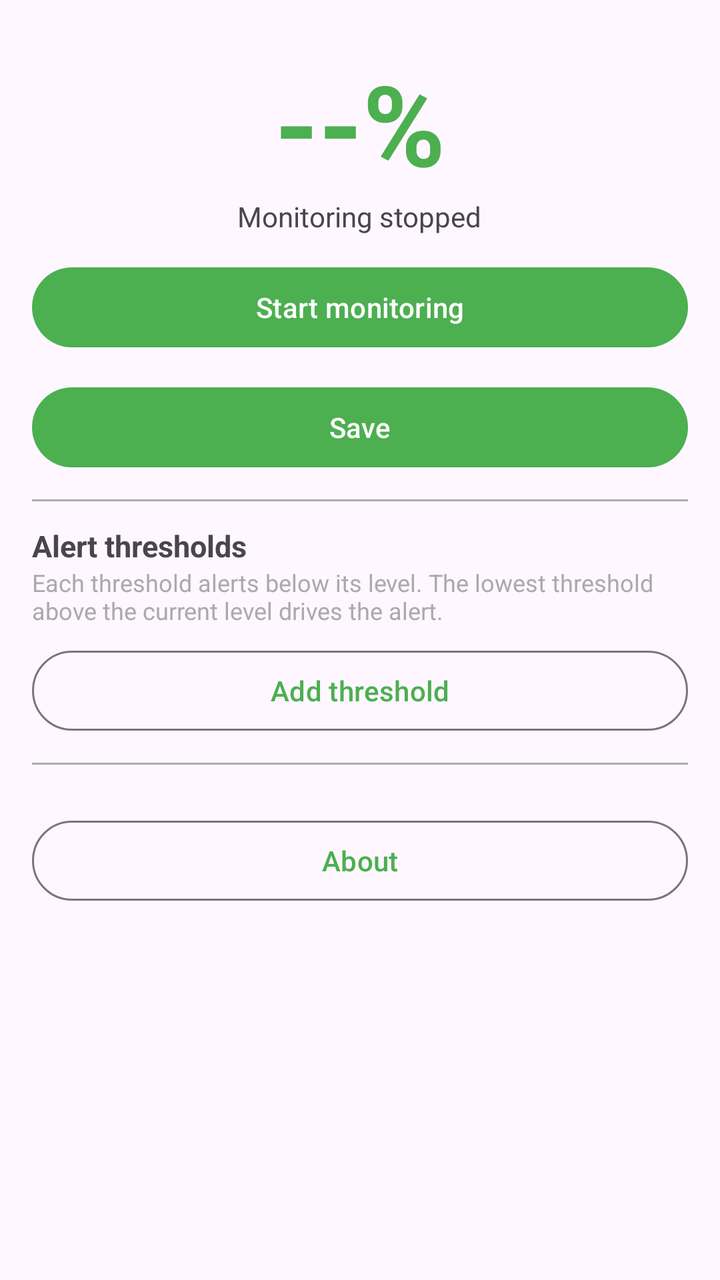
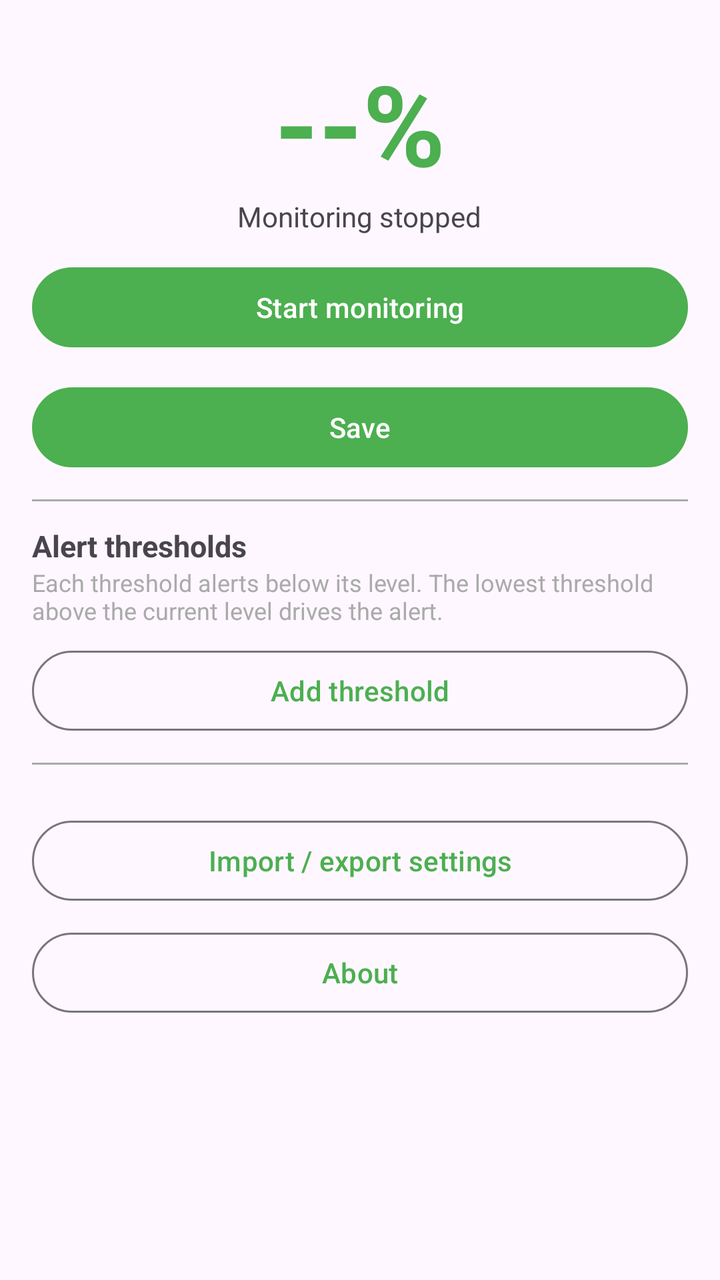

The first picture is an Android layout as it rendered before a commit; the second is the same layout after the commit. The layout source and the unified diff follow.
<!-- AndroidManifest.xml: application theme Theme.BattWarn -->
<!-- res/layout/activity_main.xml -->
<?xml version="1.0" encoding="utf-8"?>
<ScrollView xmlns:android="http://schemas.android.com/apk/res/android"
    xmlns:app="http://schemas.android.com/apk/res-auto"
    android:layout_width="match_parent"
    android:layout_height="match_parent"
    android:fillViewport="true">

    <LinearLayout
        android:layout_width="match_parent"
        android:layout_height="wrap_content"
        android:orientation="vertical"
        android:padding="16dp">

        <TextView
            android:id="@+id/battery_text"
            android:layout_width="wrap_content"
            android:layout_height="wrap_content"
            android:layout_gravity="center"
            android:layout_marginTop="8dp"
            android:text="@string/battery_placeholder"
            android:textColor="@color/battery_green"
            android:textSize="56sp"
            android:textStyle="bold" />

        <TextView
            android:id="@+id/status_text"
            android:layout_width="wrap_content"
            android:layout_height="wrap_content"
            android:layout_gravity="center"
            android:text="@string/status_stopped"
            android:textSize="14sp" />

        <Button
            android:id="@+id/monitor_button"
            android:layout_width="match_parent"
            android:layout_height="wrap_content"
            android:layout_marginTop="12dp"
            android:text="@string/start_monitoring" />

        <TextView
            android:id="@+id/battery_optimization_hint"
            android:layout_width="match_parent"
            android:layout_height="wrap_content"
            android:layout_marginTop="8dp"
            android:text="@string/battery_optimization_hint"
            android:textColor="@color/battery_red"
            android:textSize="12sp"
            android:visibility="gone" />

        <Button
            android:id="@+id/save_button"
            android:layout_width="match_parent"
            android:layout_height="wrap_content"
            android:layout_marginTop="12dp"
            android:text="@string/save_settings" />

        <View
            android:layout_width="match_parent"
            android:layout_height="1dp"
            android:layout_marginTop="12dp"
            android:layout_marginBottom="12dp"
            android:background="@android:color/darker_gray" />

        <TextView
            android:layout_width="wrap_content"
            android:layout_height="wrap_content"
            android:text="@string/thresholds_title"
            android:textSize="15sp"
            android:textStyle="bold" />

        <TextView
            android:layout_width="match_parent"
            android:layout_height="wrap_content"
            android:text="@string/note_thresholds"
            android:textColor="@android:color/darker_gray"
            android:textSize="12sp" />

        <LinearLayout
            android:id="@+id/thresholds_container"
            android:layout_width="match_parent"
            android:layout_height="wrap_content"
            android:orientation="vertical" />

        <Button
            android:id="@+id/add_threshold_button"
            style="@style/Widget.Material3.Button.OutlinedButton"
            android:layout_width="match_parent"
            android:layout_height="wrap_content"
            android:layout_marginTop="8dp"
            android:text="@string/add_threshold" />

        <View
            android:layout_width="match_parent"
            android:layout_height="1dp"
            android:layout_marginTop="12dp"
            android:layout_marginBottom="12dp"
            android:background="@android:color/darker_gray" />

        <Button
            android:id="@+id/about_button"
            style="@style/Widget.Material3.Button.OutlinedButton"
            android:layout_width="match_parent"
            android:layout_height="wrap_content"
            android:layout_marginTop="12dp"
            android:text="@string/about_button" />

    </LinearLayout>
</ScrollView>
<!-- resources referenced by this layout -->
<resources>
  <color name="battery_green">#4CAF50</color>
  <color name="battery_red">#D32F2F</color>
  <string name="about_button">About</string>
  <string name="add_threshold">Add threshold</string>
  <string name="battery_optimization_hint">Battery optimization is on for this app. Alerts may be delayed or stopped; allow unrestricted background use in system settings.</string>
  <string name="battery_placeholder">--%</string>
  <string name="note_thresholds">Each threshold alerts below its level. The lowest threshold above the current level drives the alert.</string>
  <string name="save_settings">Save</string>
  <string name="start_monitoring">Start monitoring</string>
  <string name="status_stopped">Monitoring stopped</string>
  <string name="thresholds_title">Alert thresholds</string>
  <style name="Theme.BattWarn" parent="Theme.Material3.DayNight">
          <item name="colorPrimary">@color/battery_green</item>
      </style>
</resources>

<!-- the commit's change to res/layout/activity_main.xml (unified diff, before → after) -->
@@ -97,11 +97,19 @@
             android:background="@android:color/darker_gray" />
 
         <Button
+            android:id="@+id/import_export_button"
+            style="@style/Widget.Material3.Button.OutlinedButton"
+            android:layout_width="match_parent"
+            android:layout_height="wrap_content"
+            android:layout_marginTop="12dp"
+            android:text="@string/import_export_settings" />
+
+        <Button
             android:id="@+id/about_button"
             style="@style/Widget.Material3.Button.OutlinedButton"
             android:layout_width="match_parent"
             android:layout_height="wrap_content"
-            android:layout_marginTop="12dp"
+            android:layout_marginTop="8dp"
             android:text="@string/about_button" />
 
     </LinearLayout>
<!-- resource entries referenced after the edit -->
@@ -6,6 +6,7 @@
   <string name="add_threshold">Add threshold</string>
   <string name="battery_optimization_hint">Battery optimization is on for this app. Alerts may be delayed or stopped; allow unrestricted background use in system settings.</string>
   <string name="battery_placeholder">--%</string>
+  <string name="import_export_settings">Import / export settings</string>
   <string name="note_thresholds">Each threshold alerts below its level. The lowest threshold above the current level drives the alert.</string>
   <string name="save_settings">Save</string>
   <string name="start_monitoring">Start monitoring</string>
